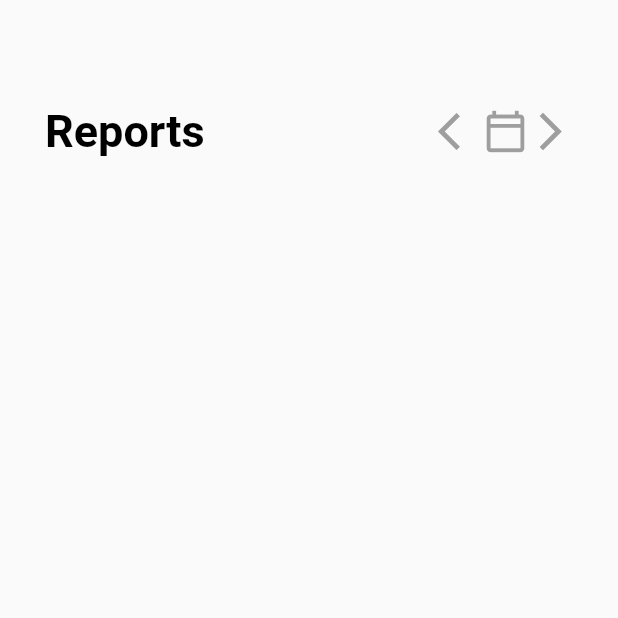
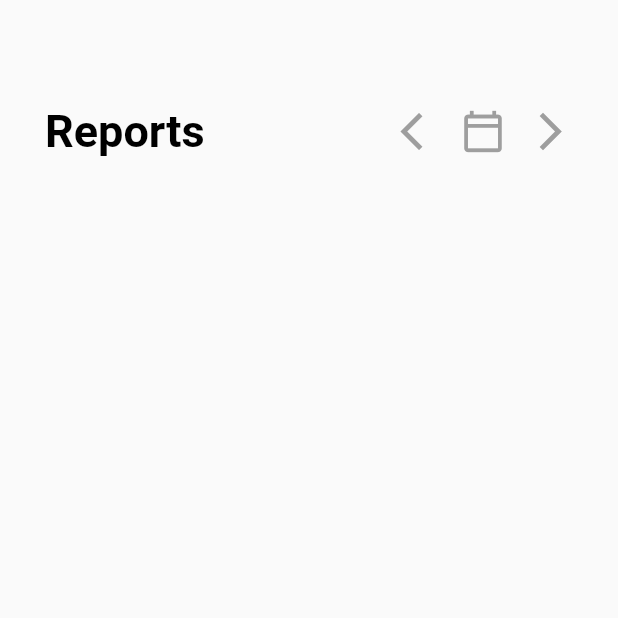
Before and after one commit to JosephLahiru/mcms_app, a Flutter app: the Reports screen opened directly, on a phone screen of 412 x 824 dp, the top half of it. Run offline on Flutter 3.47's test engine with Material 2 defaults, Android fonts, the phone set to English and light mode, and no system bars.

Commit message:
modify reports

```diff
--- a/lib/screens/reports.dart
+++ b/lib/screens/reports.dart
@@ -29,11 +29,18 @@ class Reports extends StatelessWidget {
                   Expanded(child: Container()),
                   Icon(
                     Icons.arrow_back_ios, color: color.AppColors.grey, size: 30.0,),
+                  SizedBox(width: 10.0),
                   Icon(
                     Icons.calendar_today_outlined, color: color.AppColors.grey, size: 30.0,),
+                  SizedBox(width: 15.0),
                   Icon(
                     Icons.arrow_forward_ios, color: color.AppColors.grey, size: 30.0,),
                 ],
+              ),
+              SizedBox(height: 30),
+              Container(
+                width: MediaQuery.of(context).size.width,
+                height: 200,
               ),
             ],
           ),
```
